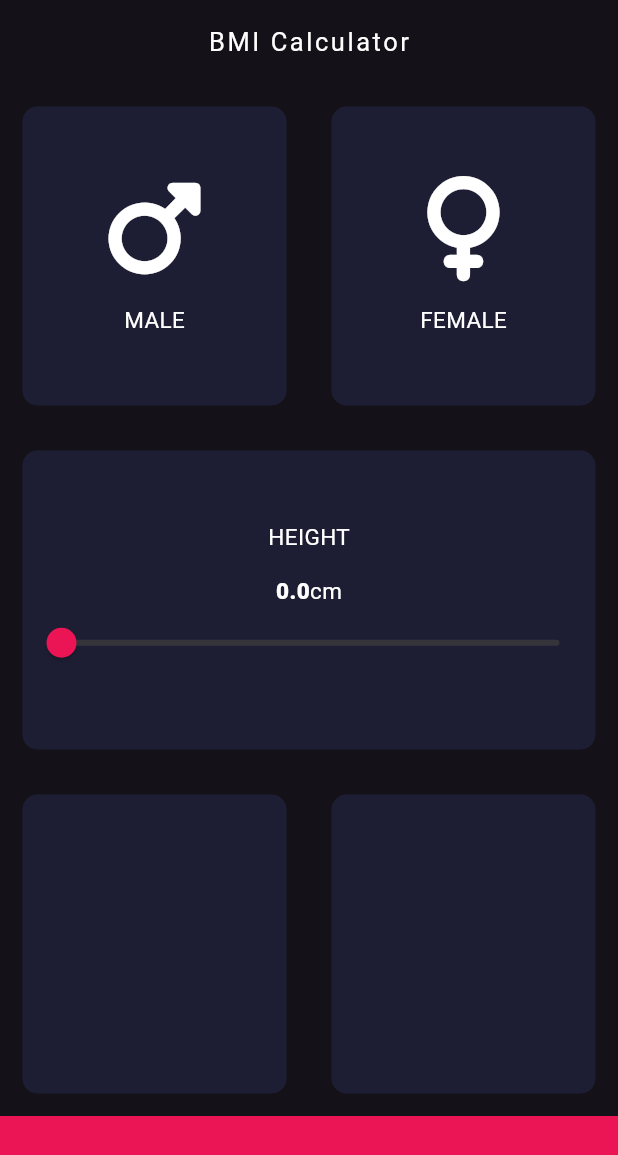
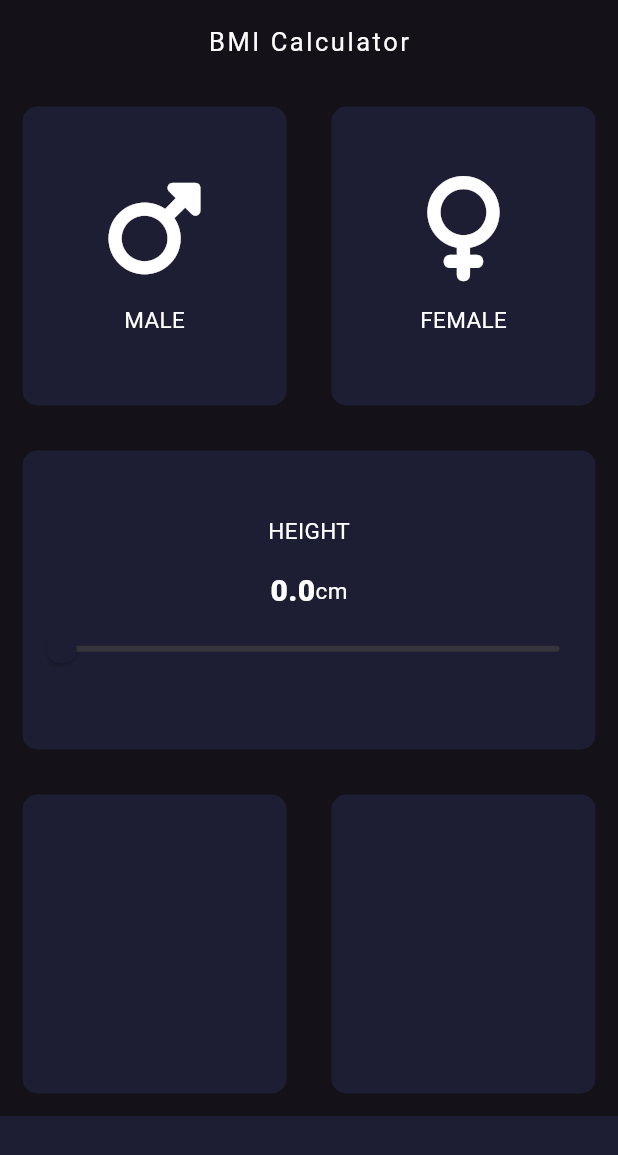
Before and after one commit to adnfutuh/bmi_medium, a Flutter app: the screen it shows after launch, on a phone screen of 412 x 824 dp. Shown: the top 1155 px of the screen. Run offline on Flutter 3.47's test engine with Material 3 defaults, Android fonts, the phone set to English and light mode, and no system bars; our stand-ins replace font_awesome_flutter; Roboto replaces fonts that are missing (Poppins).

Commit message:
feat : add theme based on gender

```diff
--- a/lib/constans/color.dart
+++ b/lib/constans/color.dart
@@ -1,7 +1,7 @@
 import 'package:flutter/material.dart';
 
-const Color blue = Color.fromARGB(255, 7, 17, 105);
-const Color lightBlue = Color.fromARGB(255, 79, 94, 232);
+const Color blue = Colors.blue;
+const Color lightBlue = Colors.lightBlue;
 const Color purple = Color(0XFF1D1E33);
 const Color darkPink = Color(0xffeb1555);
 const Color lightPink = Color.fromARGB(255, 233, 80, 126);
--- /dev/null
+++ b/lib/constans/gender.dart
@@ -0,0 +1 @@
+enum Gender { male, female }
--- a/lib/pages/home_page.dart
+++ b/lib/pages/home_page.dart
@@ -1,12 +1,12 @@
 import 'package:bmi_medium/components/box.dart';
 import 'package:bmi_medium/components/icon_text.dart';
 import 'package:bmi_medium/constans/color.dart';
+import 'package:bmi_medium/constans/gender.dart';
+import 'package:bmi_medium/theme/gender_theme.dart';
 
 import 'package:flutter/material.dart';
 
 import 'package:font_awesome_flutter/font_awesome_flutter.dart';
-
-enum Gender { male, female }
 
 class HomePage extends StatefulWidget {
   const HomePage({super.key});
@@ -16,20 +16,21 @@ class HomePage extends StatefulWidget {
 }
 
 class _HomePage extends State<HomePage> {
-  Color activeButtonMale = blue;
-  Color activeButtonFemale = darkPink;
-  Color inActiveButton = purple;
-  Gender? isActive;
+  Gender? genderActive;
   double heightBody = 0;
 
   void buttonActive(Gender gender) {
     setState(() {
-      isActive = gender;
+      genderActive = gender;
     });
   }
 
   @override
   Widget build(BuildContext context) {
+    GenderTheme genderTheme = GenderTheme(genderActive);
+    Color primaryColor = genderTheme.color.primaryColor;
+    Color secondaryColor = genderTheme.color.secondaryColor;
+
     return Scaffold(
       appBar: AppBar(
         title: const Text(
@@ -44,9 +45,7 @@ class _HomePage extends State<HomePage> {
             child: Row(
               children: [
                 Box(
-                  color: isActive == Gender.male
-                      ? activeButtonMale
-                      : inActiveButton,
+                  color: genderActive == Gender.male ? primaryColor : purple,
                   boxChild: IconText(
                     onTap: () {
                       buttonActive(Gender.male);
@@ -56,9 +55,7 @@ class _HomePage extends State<HomePage> {
                   ),
                 ),
                 Box(
-                  color: isActive == Gender.female
-                      ? activeButtonFemale
-                      : inActiveButton,
+                  color: genderActive == Gender.female ? primaryColor : purple,
                   boxChild: IconText(
                     onTap: () {
                       buttonActive(Gender.female);
@@ -88,7 +85,10 @@ class _HomePage extends State<HomePage> {
                     children: [
                       Text(
                         heightBody.toString(),
-                        style: const TextStyle(fontWeight: FontWeight.w800),
+                        style: const TextStyle(
+                          fontSize: 20,
+                          fontWeight: FontWeight.w800,
+                        ),
                       ),
                       const Text(
                         'cm',
@@ -100,8 +100,8 @@ class _HomePage extends State<HomePage> {
                       min: 0,
                       max: 200,
                       divisions: 200,
-                      activeColor: lightPink,
-                      thumbColor: darkPink,
+                      activeColor: secondaryColor,
+                      thumbColor: primaryColor,
                       onChanged: (double newVal) {
                         setState(() {
                           heightBody = newVal.roundToDouble();
@@ -128,8 +128,8 @@ class _HomePage extends State<HomePage> {
           Container(
             height: 80.0,
             width: double.infinity,
-            decoration: const BoxDecoration(
-              color: darkPink,
+            decoration: BoxDecoration(
+              color: primaryColor,
             ),
           )
         ],
--- /dev/null
+++ b/lib/theme/gender_theme.dart
@@ -0,0 +1,30 @@
+import 'package:bmi_medium/constans/color.dart';
+import 'package:bmi_medium/constans/gender.dart';
+import 'package:flutter/material.dart';
+
+class GenderTheme {
+  final Gender? gender;
+  GenderTheme(this.gender);
+
+  final Theme _default = Theme(primaryColor: purple, secondaryColor: purple);
+  final Theme _male = Theme(primaryColor: blue, secondaryColor: lightBlue);
+  final Theme _female =
+      Theme(primaryColor: darkPink, secondaryColor: lightPink);
+
+  Theme get color {
+    switch (gender) {
+      case Gender.male:
+        return _male;
+      case Gender.female:
+        return _female;
+      default:
+        return _default;
+    }
+  }
+}
+
+class Theme {
+  final Color primaryColor;
+  final Color secondaryColor;
+  Theme({required this.primaryColor, required this.secondaryColor});
+}
```
